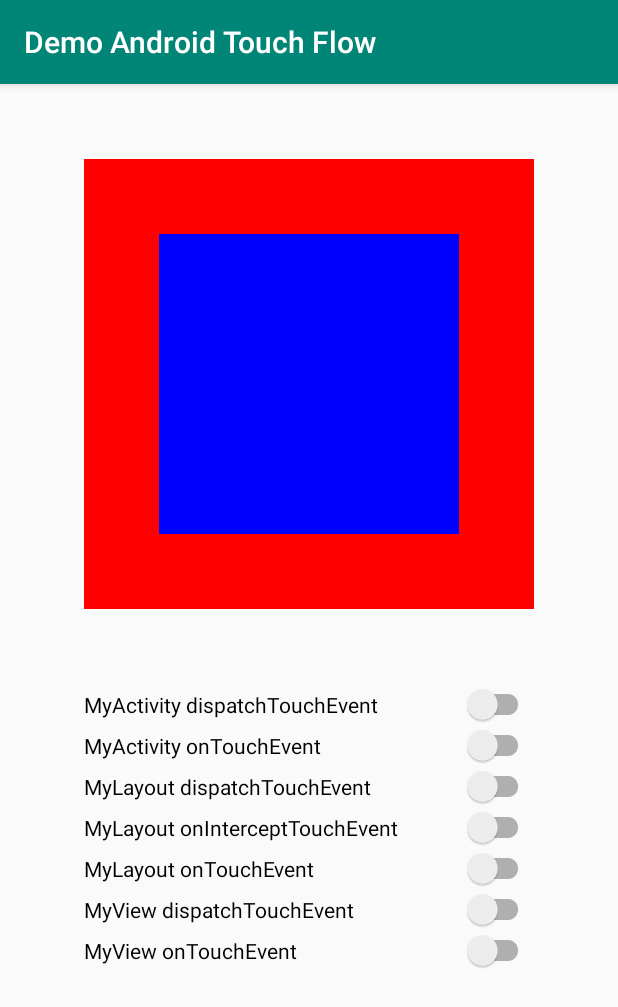
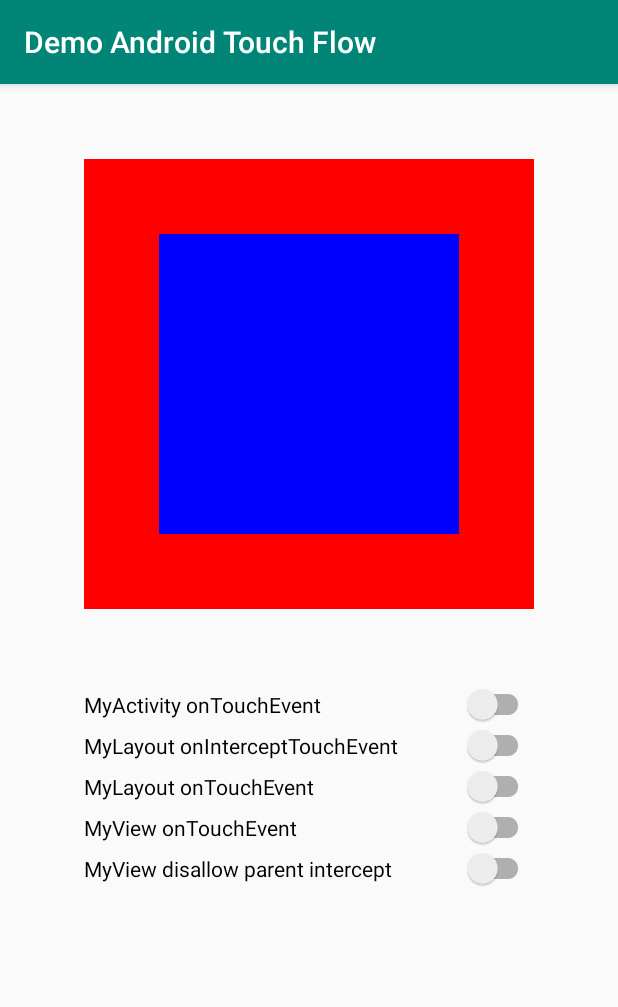
Before and after one commit to elye/demo_android_touch_flow, an Android app: the screen it shows after launch (MyActivity), on a phone screen of 412 x 824 dp. Shown: the top 1007 px of the screen. Run offline under Robolectric (Android 15) with nearby library versions, the phone set to English and light mode, and no system bars.

Commit message:
Have only the needed control

```diff
--- a/app/src/main/java/com/elyeproj/demoandroidtouchflow/MyActivity.kt
+++ b/app/src/main/java/com/elyeproj/demoandroidtouchflow/MyActivity.kt
@@ -19,16 +19,8 @@ class MyActivity : AppCompatActivity() {
     }
 
     private fun setupSwitch() {
-        activity_dispatch_touch.setOnCheckedChangeListener { _, isChecked ->
-            setController(Control.Key.ACTIVITY_DISPATCH_TOUCH, isChecked)
-        }
-
         activity_on_touch.setOnCheckedChangeListener { _, isChecked ->
             setController(Control.Key.ACTIVITY_ON_TOUCH, isChecked)
-        }
-
-        layout_dispatch_touch.setOnCheckedChangeListener { _, isChecked ->
-            setController(Control.Key.LAYOUT_DISPATCH_TOUCH, isChecked)
         }
 
         layout_intercept_touch.setOnCheckedChangeListener { _, isChecked ->
@@ -39,12 +31,12 @@ class MyActivity : AppCompatActivity() {
             setController(Control.Key.LAYOUT_ON_TOUCH, isChecked)
         }
 
-        view_dispatch_touch.setOnCheckedChangeListener { _, isChecked ->
-            setController(Control.Key.VIEW_DISPATCH_TOUCH, isChecked)
+        view_on_touch.setOnCheckedChangeListener { _, isChecked ->
+            setController(Control.Key.VIEW_ON_TOUCH, isChecked)
         }
 
-        view_on_touch.setOnCheckedChangeListener { _, isChecked ->
-            setController(Control.Key.VIEW_ON_TOUCH, isChecked)
+        view_disallow_parent_intercept.setOnCheckedChangeListener { _, isChecked ->
+            setController(Control.Key.VIEW_DISALLOW_PARENT_INTERCEPT, isChecked)
         }
     }
 
@@ -57,8 +49,8 @@ class MyActivity : AppCompatActivity() {
 
     override fun dispatchTouchEvent(event: MotionEvent): Boolean {
         traceTouchStart(1, TAG, "dispatchTouchEvent", event)
-        super.dispatchTouchEvent(event)
-        traceTouchEnd(1, TAG, "dispatchTouchEvent", event, Control.activityDispatchTouch)
-        return Control.activityDispatchTouch
+        val defaultValue = super.dispatchTouchEvent(event)
+        traceTouchEnd(1, TAG, "dispatchTouchEvent", event, defaultValue)
+        return defaultValue
     }
 }
--- a/app/src/main/java/com/elyeproj/demoandroidtouchflow/MyLayout.kt
+++ b/app/src/main/java/com/elyeproj/demoandroidtouchflow/MyLayout.kt
@@ -16,9 +16,9 @@ class MyLayout @JvmOverloads constructor(
 
     override fun dispatchTouchEvent(event: MotionEvent): Boolean {
         traceTouchStart(3, TAG, "dispatchTouchEvent", event)
-        super.dispatchTouchEvent(event)
-        traceTouchEnd(3, TAG, "dispatchTouchEvent", event, Control.layoutDispatchTouch)
-        return Control.layoutDispatchTouch
+        val defaultValue = super.dispatchTouchEvent(event)
+        traceTouchEnd(3, TAG, "dispatchTouchEvent", event, defaultValue)
+        return defaultValue
     }
 
     override fun onInterceptTouchEvent(event: MotionEvent): Boolean {
--- a/app/src/main/res/layout/activity_main.xml
+++ b/app/src/main/res/layout/activity_main.xml
@@ -18,22 +18,10 @@
             android:layout_width="match_parent"
             android:layout_height="wrap_content">
         <android.support.v7.widget.SwitchCompat
-                android:id="@+id/activity_dispatch_touch"
-                android:layout_width="300dp"
-                android:layout_height="wrap_content"
-                android:text="MyActivity dispatchTouchEvent"
-                android:saveEnabled="false"/>
-        <android.support.v7.widget.SwitchCompat
                 android:id="@+id/activity_on_touch"
                 android:layout_width="300dp"
                 android:layout_height="wrap_content"
                 android:text="MyActivity onTouchEvent"
-                android:saveEnabled="false"/>
-        <android.support.v7.widget.SwitchCompat
-                android:id="@+id/layout_dispatch_touch"
-                android:layout_width="300dp"
-                android:layout_height="wrap_content"
-                android:text="MyLayout dispatchTouchEvent"
                 android:saveEnabled="false"/>
         <android.support.v7.widget.SwitchCompat
                 android:id="@+id/layout_intercept_touch"
@@ -48,17 +36,17 @@
                 android:text="MyLayout onTouchEvent"
                 android:saveEnabled="false"/>
         <android.support.v7.widget.SwitchCompat
-                android:id="@+id/view_dispatch_touch"
-                android:layout_width="300dp"
-                android:layout_height="wrap_content"
-                android:text="MyView dispatchTouchEvent"
-                android:saveEnabled="false"/>
-        <android.support.v7.widget.SwitchCompat
                 android:id="@+id/view_on_touch"
                 android:layout_width="300dp"
                 android:layout_height="wrap_content"
                 android:text="MyView onTouchEvent"
                 android:saveEnabled="false"/>
+        <android.support.v7.widget.SwitchCompat
+                android:id="@+id/view_disallow_parent_intercept"
+                android:layout_width="300dp"
+                android:layout_height="wrap_content"
+                android:text="MyView disallow parent intercept"
+                android:saveEnabled="false"/>
 
     </LinearLayout>
 
```
Also changed, not shown: app/src/main/java/com/elyeproj/demoandroidtouchflow/MyView.kt (+6 -3 lines), app/src/main/java/com/elyeproj/demoandroidtouchflow/Utility.kt (+5 -13 lines).
